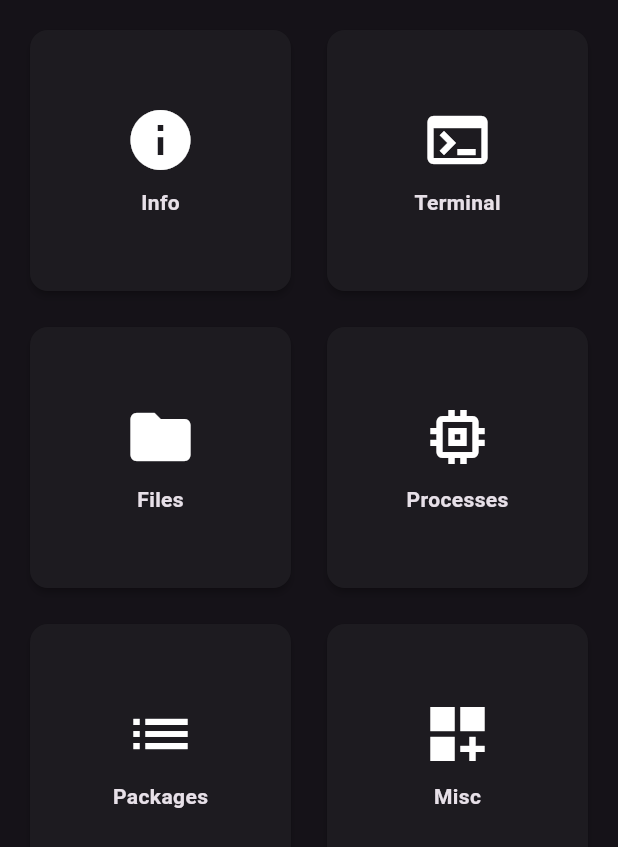
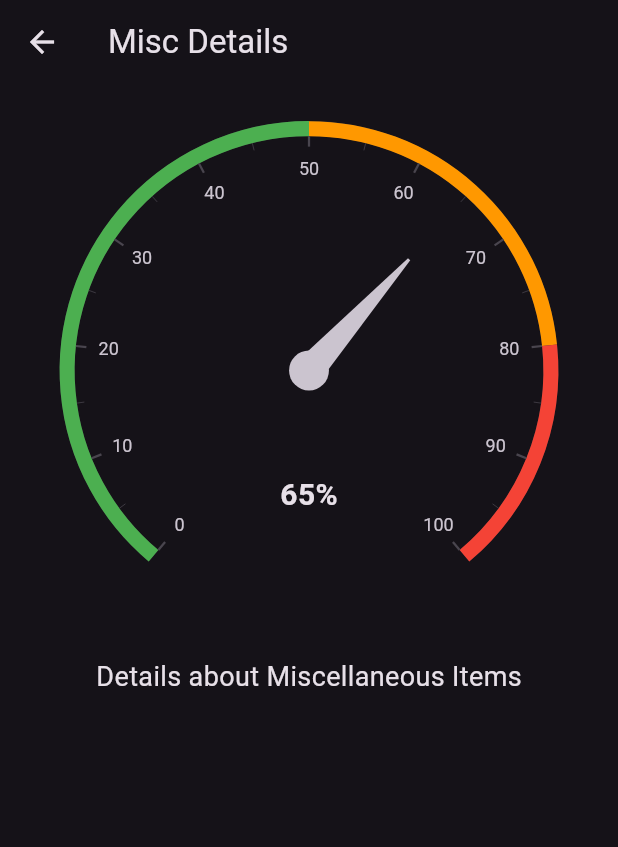
Before and after one commit to mmry2940/LitterBox, a Flutter app: the DeviceMiscScreen widget shown alone on an empty page, opened directly, after a tap on "Misc", on a phone screen of 412 x 824 dp. Shown: the top 847 px of the screen. Run offline on Flutter 3.47's test engine with Material 3 defaults, Android fonts, the phone set to English and light mode, and no system bars; drawn by our look-alikes of syncfusion_flutter_gauges; our stand-ins replace shared_preferences; missing offline and left inert: dartssh2, xterm; accounts and stored records are empty.

Commit message:
updates again

```diff
--- a/lib/screens/device_misc_screen.dart
+++ b/lib/screens/device_misc_screen.dart
@@ -1,4 +1,5 @@
 import 'package:flutter/material.dart';
+import 'misc_details_screen.dart';
 
 class DeviceMiscScreen extends StatelessWidget {
   final void Function(int tabIndex)? onCardTap;
@@ -26,7 +27,14 @@
                 title: card.title,
                 icon: card.icon,
                 onTap: () {
-                  if (onCardTap != null) {
+                  if (card.tabIndex == 5) {
+                    Navigator.push(
+                      context,
+                      MaterialPageRoute(
+                        builder: (context) => const MiscDetailsScreen(),
+                      ),
+                    );
+                  } else if (onCardTap != null) {
                     onCardTap!(card.tabIndex);
                   }
                 },
--- /dev/null
+++ b/lib/screens/misc_details_screen.dart
@@ -0,0 +1,57 @@
+import 'package:flutter/material.dart';
+import 'package:syncfusion_flutter_gauges/gauges.dart';
+
+class MiscDetailsScreen extends StatelessWidget {
+  const MiscDetailsScreen({super.key});
+
+  @override
+  Widget build(BuildContext context) {
+    return Scaffold(
+      appBar: AppBar(
+        title: const Text('Misc Details'),
+      ),
+      body: Column(
+        children: [
+          Padding(
+            padding: const EdgeInsets.all(16.0),
+            child: SfRadialGauge(
+              axes: <RadialAxis>[
+                RadialAxis(
+                  minimum: 0,
+                  maximum: 100,
+                  ranges: <GaugeRange>[
+                    GaugeRange(startValue: 0, endValue: 50, color: Colors.green),
+                    GaugeRange(startValue: 50, endValue: 80, color: Colors.orange),
+                    GaugeRange(startValue: 80, endValue: 100, color: Colors.red),
+                  ],
+                  pointers: const <GaugePointer>[
+                    NeedlePointer(value: 65), // Example value
+                  ],
+                  annotations: const <GaugeAnnotation>[
+                    GaugeAnnotation(
+                      widget: Text(
+                        '65%',
+                        style: TextStyle(
+                          fontSize: 20,
+                          fontWeight: FontWeight.bold,
+                        ),
+                      ),
+                      angle: 90,
+                      positionFactor: 0.5,
+                    ),
+                  ],
+                ),
+              ],
+            ),
+          ),
+          const Center(
+            child: Text(
+              'Details about Miscellaneous Items',
+              style: TextStyle(fontSize: 18),
+            ),
+          ),
+        ],
+      ),
+    );
+  }
+}
```
Also changed, not shown: lib/screens/device_info_screen.dart (+40 -65 lines), 1 other file.
